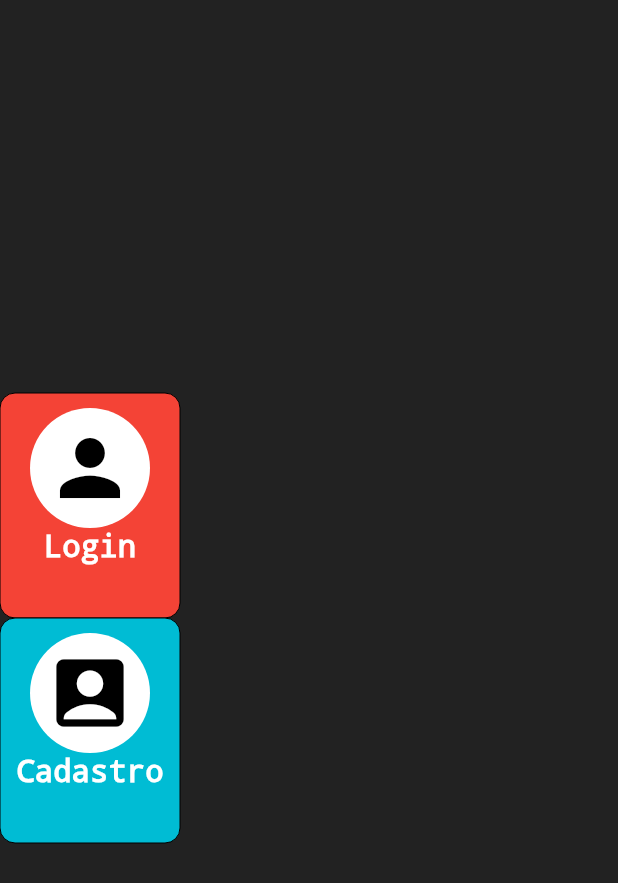
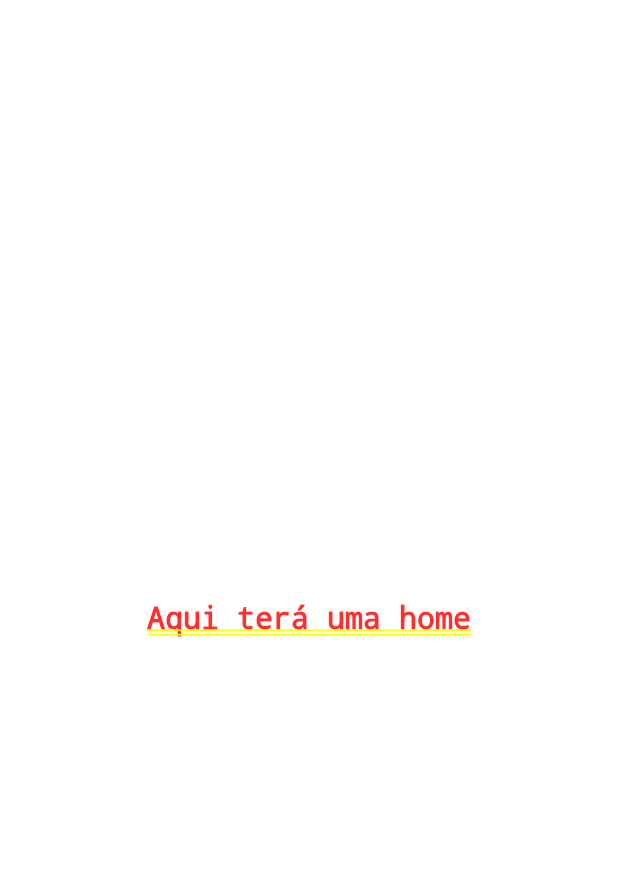
Before and after one commit to AnaSPires/Unique, a Flutter app: the screen it shows after launch, on a phone screen of 412 x 824 dp. Shown: the top 883 px of the screen. Run offline on Flutter 3.47's test engine with Material 2 defaults, Android fonts, the phone set to English and light mode, and no system bars.

Commit message:
03/07
finalização do menu e criação da home

```diff
--- /dev/null
+++ b/unique_app/lib/home.dart
@@ -0,0 +1,38 @@
+import 'dart:async';
+import 'dart:developer';
+
+import 'package:flutter/material.dart';
+import 'package:uniqueapp/menu.dart';
+
+void main() {
+  runApp(MaterialApp(
+      title: "Home",
+      home: Home()
+  ));
+}
+
+
+
+class Home extends StatefulWidget {
+  @override
+  _HomeState createState() => _HomeState();
+}
+
+class _HomeState extends State<Home> {
+  //variaveis
+  //codigo
+
+  @override
+  Widget build(BuildContext context) {
+    return Container(
+        color: Colors.white,
+        child:
+        Row(
+            mainAxisAlignment: MainAxisAlignment.center,
+            children: <Widget>[
+              Text(
+          "Aqui terá uma home", style: TextStyle(fontSize: 20.0),
+        )])
+    );
+  }
+}
--- a/unique_app/lib/login.dart
+++ /dev/null
@@ -1,107 +0,0 @@
-import 'package:flutter/material.dart';
-import 'package:flutter/painting.dart';
-
-void main() {
-  runApp(MaterialApp(
-      title: "Login",
-      home: Login()
-  ));
-}
-
-
-
-class Login extends StatefulWidget {
-  @override
-  _LoginState createState() => _LoginState();
-}
-
-class _LoginState extends State<Login> {
-//variaveis
-//codigo
-
-  @override
-  Widget build(BuildContext context) {
-    return Container(
-        color: Colors.black87,
-        child:
-        Column(
-            mainAxisAlignment: MainAxisAlignment.center,
-            children: <Widget>[
-              Row(
-              children:<Widget>[
-              Container(
-                width: 120.0,
-                height: 150.0,
-                padding: const EdgeInsets.all(10.0),
-                decoration: myBoxDecoration(Colors.red), //             <--- BoxDecoration here
-                child: Column(
-                    children:<Widget>[
-                      Container(
-                        padding: const EdgeInsets.all(10.0),
-                        decoration: myBoxDecoration2(Colors.white),
-                      child:Icon(
-                        Icons.person,
-                        color: Colors.black,
-                        size: 60.0,)),
-                      Align(
-                  alignment: Alignment.bottomCenter,
-                child:Text(
-                  "Login",
-                  style: TextStyle(fontSize: 20.5, color: Colors.white,
-                      decoration: TextDecoration.none,),
-                ),
-                )
-                ])
-              )
-
-    ]),
-              Row(
-              children:<Widget>[
-              Container(
-              width: 120.0,
-              height: 150.0,
-              padding: const EdgeInsets.all(10.0),
-              decoration: myBoxDecoration(Colors.cyan), //             <--- BoxDecoration here
-              child: Column(
-              children:<Widget>[
-              Container(
-              padding: const EdgeInsets.all(10.0),
-              decoration: myBoxDecoration2(Colors.white),
-              child:Icon(
-              Icons.account_box,
-              color: Colors.black,
-              size: 60.0,)),
-              Align(
-              alignment: Alignment.bottomCenter,
-              child:Text(
-    "Cadastro",
-    style: TextStyle(fontSize: 20.5, color: Colors.white,
-    decoration: TextDecoration.none,),
-    ),
-    )
-    ])
-    )
-              ])
-            ])
-    );
-  }
-
-  myBoxDecoration(MaterialColor color) {
-    return BoxDecoration(
-      shape:BoxShape.rectangle,
-      color: color,
-      border: Border.all(
-          width: 0.0
-      ),
-      borderRadius: BorderRadius.all(
-          Radius.circular(10.0) //                 <--- border radius here
-      ),
-    );
-  }
-  myBoxDecoration2(Color color2) {
-    return BoxDecoration(
-      shape:BoxShape.circle,
-      color: color2,
-    );
-  }
-}
--- a/unique_app/lib/splash.dart
+++ b/unique_app/lib/splash.dart
@@ -2,7 +2,7 @@ import 'dart:async';
 import 'dart:developer';
 
 import 'package:flutter/material.dart';
-import 'package:uniqueapp/login.dart';
+import 'package:uniqueapp/menu.dart';
 
 void main() {
   runApp(MaterialApp(
@@ -52,7 +52,7 @@ Future<bool> _mookChechForSession() async{
 
 void _nagigateToHome(){
   Navigator.of(context).pushReplacement(
-      MaterialPageRoute(builder: (BuildContext context)=> Login())
+      MaterialPageRoute(builder: (BuildContext context)=> Menu())
   );
 }
 
```
Also changed, not shown: unique_app/lib/menu.dart (added, +220 -0 lines).
